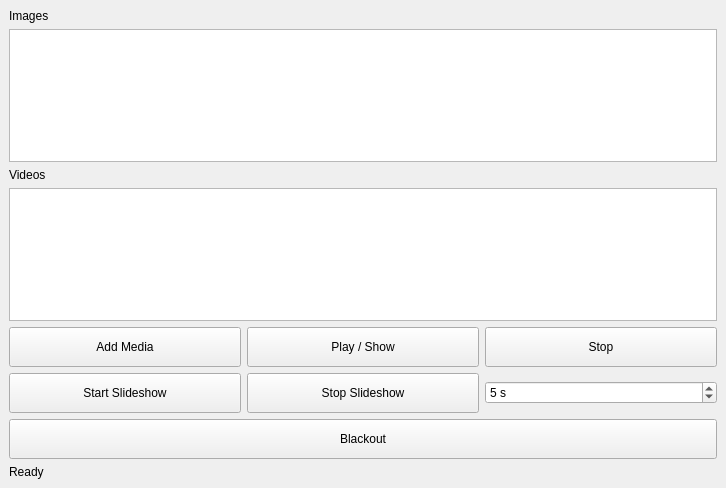
First picture: the form in src/ui/forms/ControlWindow.ui, repository stroblme/lumixor, before the edit.
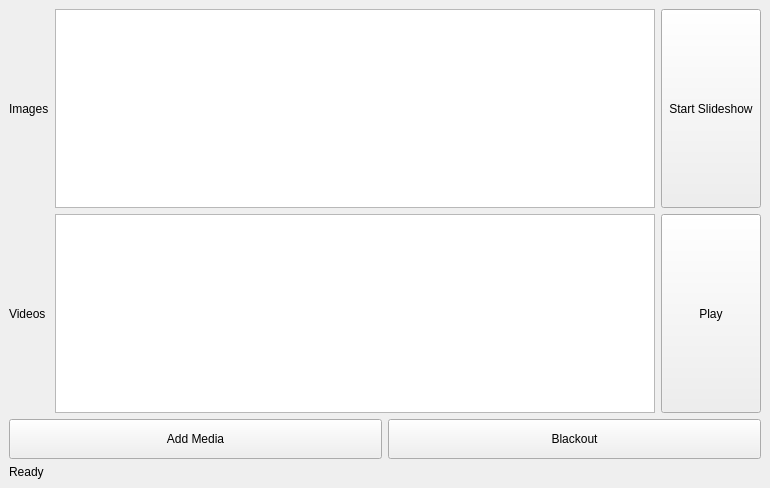
Second picture: the form after the edit.

What changed in the file:
```diff
--- a/src/ui/forms/ControlWindow.ui
+++ b/src/ui/forms/ControlWindow.ui
@@ -16,24 +16,134 @@
   <widget class="QWidget" name="centralwidget">
    <layout class="QVBoxLayout" name="verticalLayout">
     <item>
-     <widget class="QLabel" name="labelImages">
-      <property name="text">
-       <string>Images</string>
-      </property>
-     </widget>
+     <layout class="QHBoxLayout" name="imagesRow">
+      <item>
+       <widget class="QLabel" name="labelImages">
+        <property name="text">
+         <string>Images</string>
+        </property>
+       </widget>
+      </item>
+      <item>
+       <widget class="QListWidget" name="listWidgetImages">
+        <property name="sizePolicy">
+         <sizepolicy hsizetype="Expanding" vsizetype="Expanding">
+          <horstretch>0</horstretch>
+          <verstretch>0</verstretch>
+         </sizepolicy>
+        </property>
+        <property name="minimumSize">
+         <size>
+          <width>600</width>
+          <height>150</height>
+         </size>
+        </property>
+        <property name="maximumSize">
+         <size>
+          <width>300</width>
+          <height>16777215</height>
+         </size>
+        </property>
+       </widget>
+      </item>
+      <item>
+       <layout class="QVBoxLayout" name="slideshowButtonLayout">
+        <item>
+         <widget class="QPushButton" name="btnSlideshowToggle">
+          <property name="sizePolicy">
+           <sizepolicy hsizetype="Preferred" vsizetype="Expanding">
+            <horstretch>0</horstretch>
+            <verstretch>0</verstretch>
+           </sizepolicy>
+          </property>
+          <property name="minimumSize">
+           <size>
+            <width>100</width>
+            <height>150</height>
+           </size>
+          </property>
+          <property name="maximumSize">
+           <size>
+            <width>100</width>
+            <height>16777215</height>
+           </size>
+          </property>
+          <property name="text">
+           <string>Start Slideshow</string>
+          </property>
+          <property name="checkable">
+           <bool>true</bool>
+          </property>
+         </widget>
+        </item>
+       </layout>
+      </item>
+     </layout>
     </item>
     <item>
-     <widget class="QListWidget" name="listWidgetImages"/>
-    </item>
-    <item>
-     <widget class="QLabel" name="labelVideos">
-      <property name="text">
-       <string>Videos</string>
-      </property>
-     </widget>
-    </item>
-    <item>
-     <widget class="QListWidget" name="listWidgetVideos"/>
+     <layout class="QHBoxLayout" name="videosRow">
+      <item>
+       <widget class="QLabel" name="labelVideos">
+        <property name="text">
+         <string>Videos</string>
+        </property>
+       </widget>
+      </item>
+      <item>
+       <widget class="QListWidget" name="listWidgetVideos">
+        <property name="sizePolicy">
+         <sizepolicy hsizetype="Expanding" vsizetype="Expanding">
+          <horstretch>0</horstretch>
+          <verstretch>0</verstretch>
+         </sizepolicy>
+        </property>
+        <property name="minimumSize">
+         <size>
+          <width>600</width>
+          <height>150</height>
+         </size>
+        </property>
+        <property name="maximumSize">
+         <size>
+          <width>300</width>
+          <height>16777215</height>
+         </size>
+        </property>
+       </widget>
+      </item>
+      <item>
+       <layout class="QVBoxLayout" name="playButtonLayout">
+        <item>
+         <widget class="QPushButton" name="btnPlayToggle">
+          <property name="sizePolicy">
+           <sizepolicy hsizetype="Preferred" vsizetype="Expanding">
+            <horstretch>0</horstretch>
+            <verstretch>0</verstretch>
+           </sizepolicy>
+          </property>
+          <property name="minimumSize">
+           <size>
+            <width>100</width>
+            <height>150</height>
+           </size>
+          </property>
+          <property name="maximumSize">
+           <size>
+            <width>100</width>
+            <height>16777215</height>
+           </size>
+          </property>
+          <property name="text">
+           <string>Play</string>
+          </property>
+          <property name="checkable">
+           <bool>true</bool>
+          </property>
+         </widget>
+        </item>
+       </layout>
+      </item>
+     </layout>
     </item>
     <item>
      <layout class="QHBoxLayout" name="buttonLayout">
@@ -51,7 +161,7 @@
        </widget>
       </item>
       <item>
-       <widget class="QPushButton" name="btnPlay">
+       <widget class="QPushButton" name="btnBlackout">
         <property name="minimumSize">
          <size>
           <width>0</width>
@@ -59,84 +169,12 @@
          </size>
         </property>
         <property name="text">
-         <string>Play / Show</string>
+         <string>Blackout</string>
         </property>
        </widget>
       </item>
-      <item>
-       <widget class="QPushButton" name="btnStop">
-        <property name="minimumSize">
-         <size>
-          <width>0</width>
-          <height>40</height>
-         </size>
-        </property>
-        <property name="text">
-         <string>Stop</string>
-        </property>
-       </widget>
-      </item>
      </layout>
     </item>
-    <item>
-     <layout class="QHBoxLayout" name="slideshowLayout">
-      <item>
-       <widget class="QPushButton" name="btnSlideshowStart">
-        <property name="minimumSize">
-         <size>
-          <width>0</width>
-          <height>40</height>
-         </size>
-        </property>
-        <property name="text">
-         <string>Start Slideshow</string>
-        </property>
-       </widget>
-      </item>
-      <item>
-       <widget class="QPushButton" name="btnSlideshowStop">
-        <property name="minimumSize">
-         <size>
-          <width>0</width>
-          <height>40</height>
-         </size>
-        </property>
-        <property name="text">
-         <string>Stop Slideshow</string>
-        </property>
-       </widget>
-      </item>
-      <item>
-       <widget class="QSpinBox" name="spinSlideshowSeconds">
-        <property name="suffix">
-         <string> s</string>
-        </property>
-        <property name="minimum">
-         <number>1</number>
-        </property>
-        <property name="maximum">
-         <number>3600</number>
-        </property>
-        <property name="value">
-         <number>5</number>
-        </property>
-       </widget>
-      </item>
-     </layout>
-    </item>
-    <item>
-     <widget class="QPushButton" name="btnBlackout">
-      <property name="minimumSize">
-       <size>
-        <width>0</width>
-        <height>40</height>
-       </size>
-      </property>
-      <property name="text">
-       <string>Blackout</string>
-      </property>
-     </widget>
-    </item>
     <item>
      <widget class="QLabel" name="statusLabel">
       <property name="text">
```
